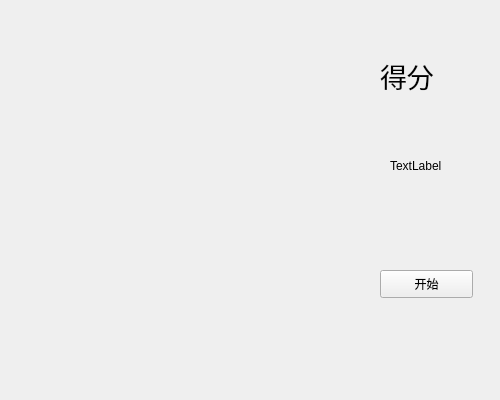
The window that doublegame.ui (yangjianscut/snakeNew) describes before a commit, drawn with Qt 5.
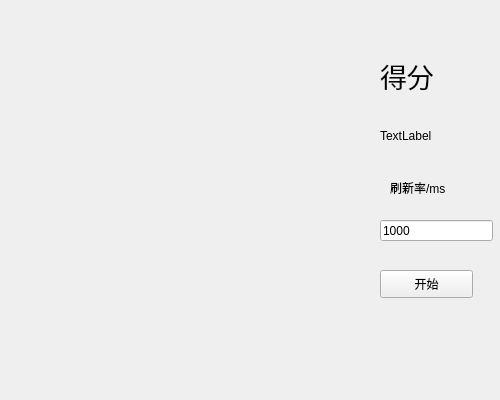
The same window after the commit.

Diff of the .ui file:
```diff
--- a/doublegame.ui
+++ b/doublegame.ui
@@ -34,8 +34,8 @@
   <widget class="QLabel" name="score">
    <property name="geometry">
     <rect>
-     <x>390</x>
-     <y>140</y>
+     <x>380</x>
+     <y>110</y>
      <width>81</width>
      <height>51</height>
     </rect>
@@ -69,6 +69,32 @@
     <string>开始</string>
    </property>
   </widget>
+  <widget class="QLineEdit" name="speed">
+   <property name="geometry">
+    <rect>
+     <x>380</x>
+     <y>220</y>
+     <width>113</width>
+     <height>21</height>
+    </rect>
+   </property>
+   <property name="text">
+    <string>1000</string>
+   </property>
+  </widget>
+  <widget class="QLabel" name="label_2">
+   <property name="geometry">
+    <rect>
+     <x>390</x>
+     <y>180</y>
+     <width>72</width>
+     <height>15</height>
+    </rect>
+   </property>
+   <property name="text">
+    <string>刷新率/ms</string>
+   </property>
+  </widget>
  </widget>
  <resources/>
  <connections/>
```
